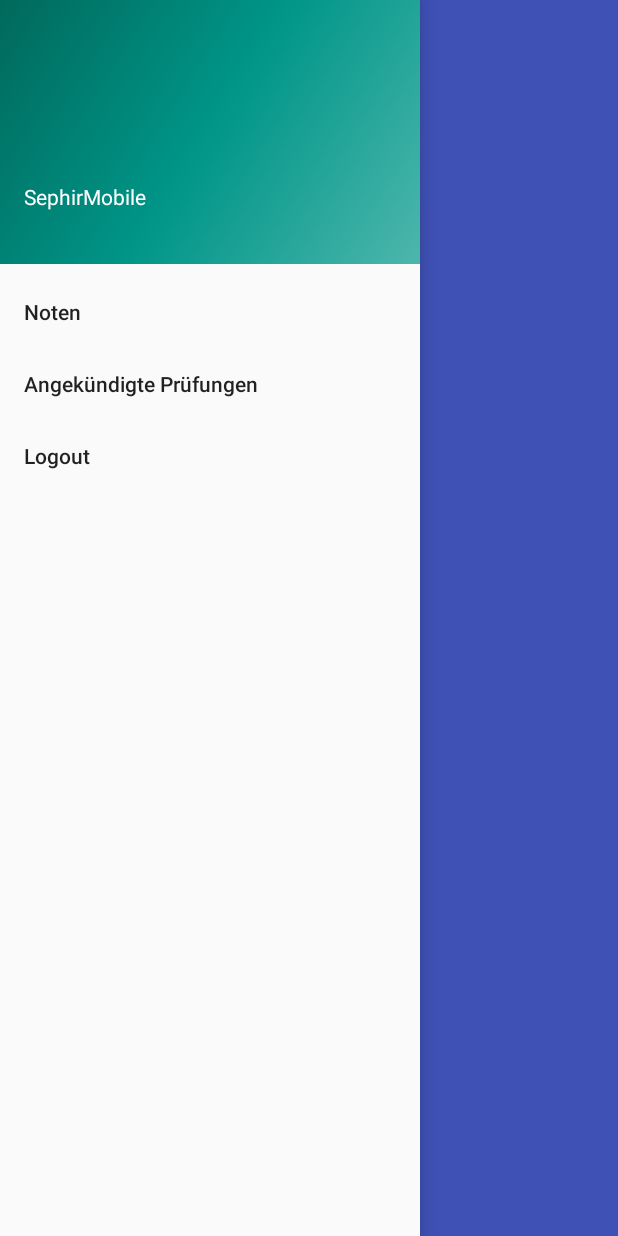
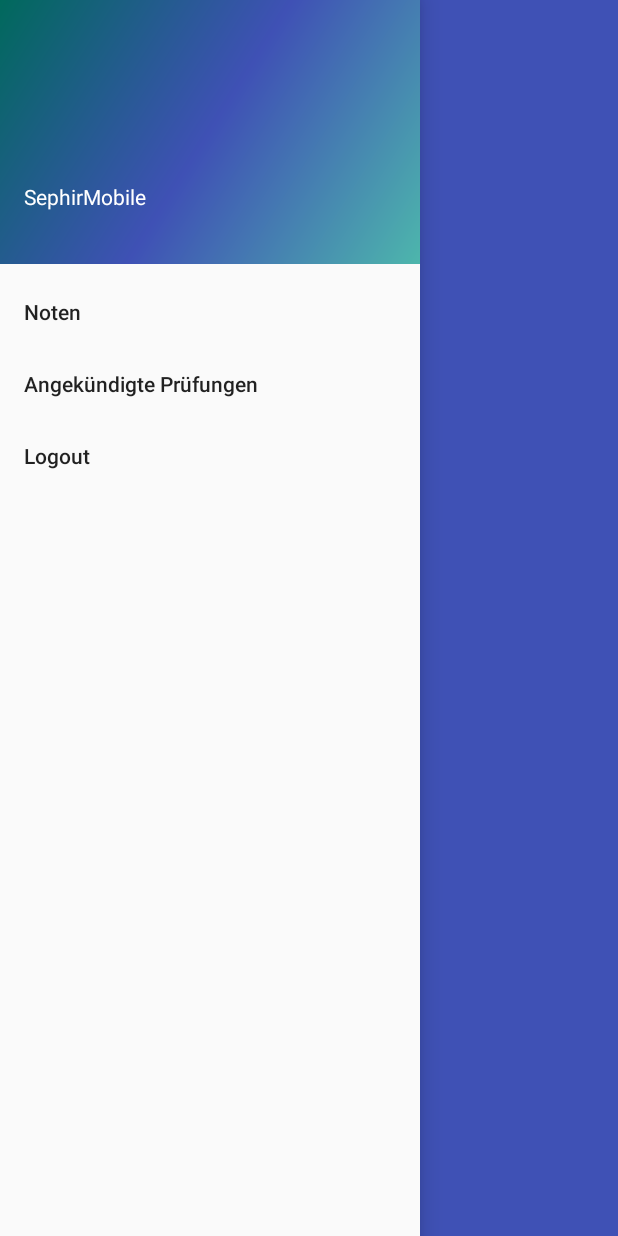
Before and after one commit to AlexanderWyss/SephirMobile, an Android app: the MainActivity screen opened directly, with no data from a screen before it, with the side drawer open, on a phone screen of 412 x 824 dp. Run offline under Robolectric (Android 15) with nearby library versions, the phone set to English and light mode, and no system bars; libraries missing offline, so code that uses them is left out: de.adorsys.android, org.slf4j; network calls fail; pictures from the network do not load; 5 statements that could not run were skipped.

Commit message:
Changed side nav color

```diff
--- a/app/src/main/res/drawable/side_nav_bar.xml
+++ b/app/src/main/res/drawable/side_nav_bar.xml
@@ -2,7 +2,7 @@
     android:shape="rectangle">
     <gradient
         android:angle="135"
-        android:centerColor="#009688"
+        android:centerColor="@color/colorPrimary"
         android:endColor="#00695C"
         android:startColor="#4DB6AC"
         android:type="linear" />
```
